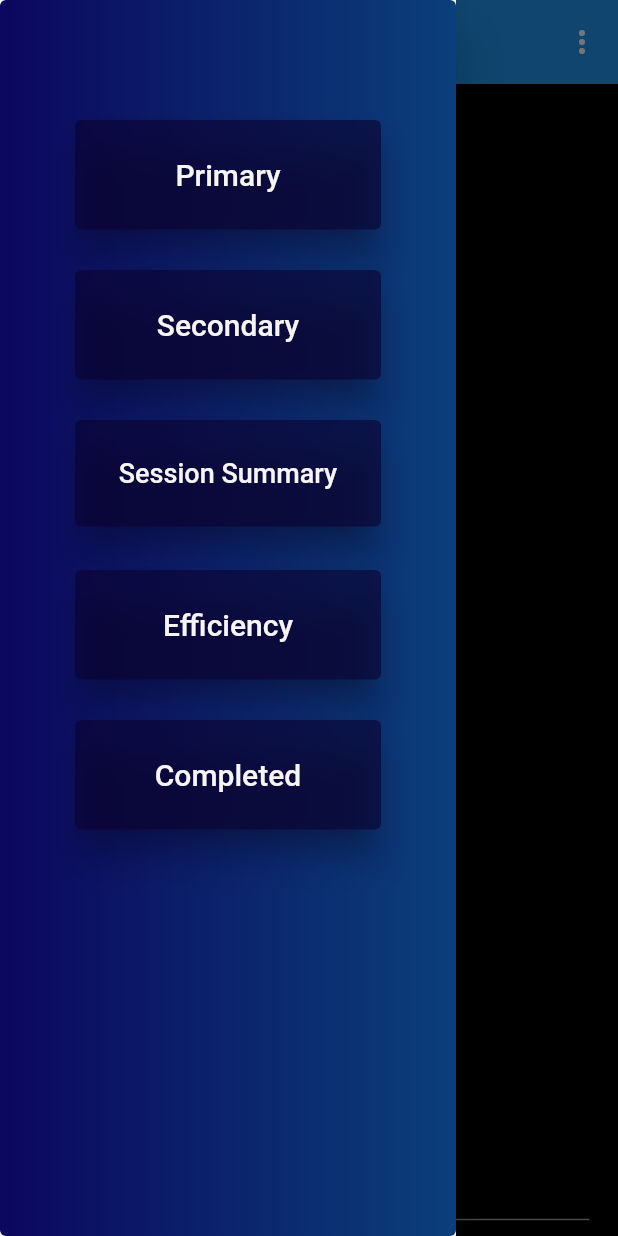
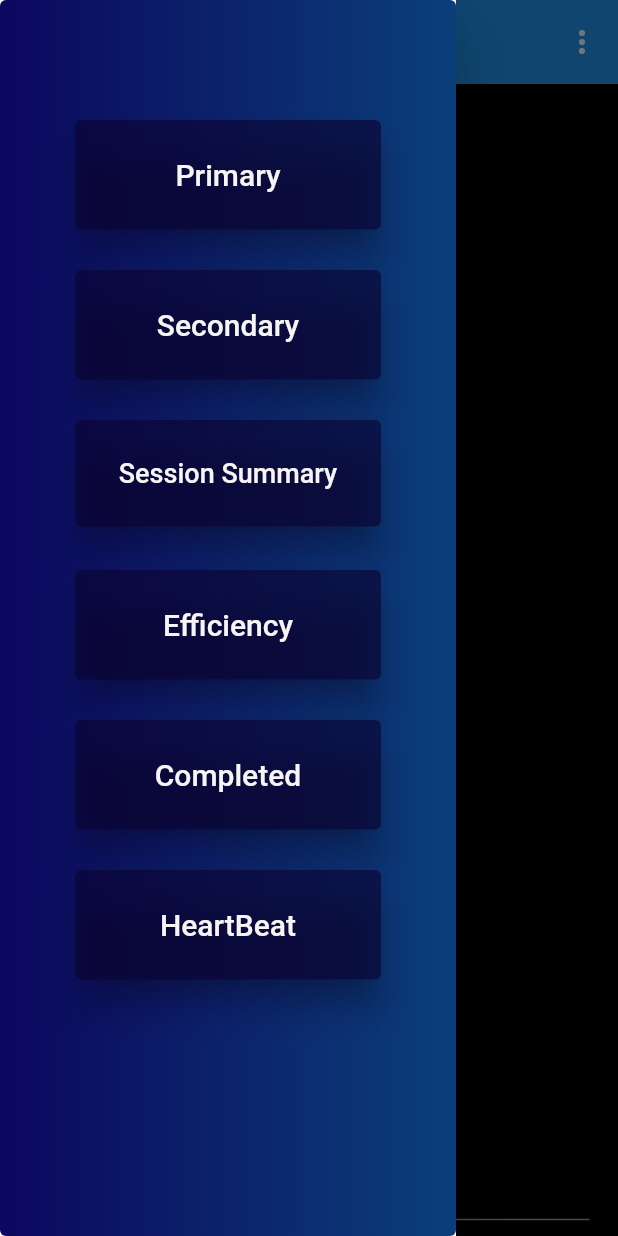
Before and after one commit to galib130/Task-Analyzer, a Flutter app: the Average_Session screen opened by its route, with the side drawer open, on a phone screen of 412 x 824 dp. Run offline on Flutter 3.47's test engine with Material 2 defaults, Android fonts, the phone set to English and light mode, and no system bars; our stand-ins replace charts_flutter, cloud_firestore, firebase_auth, firebase_core, firebase_messaging, flutter_local_notifications and 4 more; missing offline and left inert: cloud_firestore_web, firebase_auth_web, firebase_core_web, firebase_messaging_web, flutter_keyboard_visibility_web, heart_bpm; accounts and stored records are empty.

Commit message:
added heart_bpm

```diff
--- a/lib/Drawer.dart
+++ b/lib/Drawer.dart
@@ -104,6 +104,20 @@
                   style: TextStyle(fontSize: 20),
                 ),
                 style: ThemeStyle.getDrawerStyle(),
+              )),
+          Positioned(
+              top: 580,
+              left: 50,
+              right: 50,
+              child: ElevatedButton(
+                onPressed: () {
+                  Navigator.of(context).pushNamed('/heartbeat');
+                },
+                child: Text(
+                  "HeartBeat",
+                  style: TextStyle(fontSize: 20),
+                ),
+                style: ThemeStyle.getDrawerStyle(),
               ))
         ],
       ),
--- a/lib/main.dart
+++ b/lib/main.dart
@@ -1,6 +1,7 @@
 import 'package:flutter/material.dart';
 import 'package:flutter/services.dart';
 import 'package:firebase_core/firebase_core.dart';
+import 'package:proda/HeartRate/HeartRate.dart';
 import 'package:proda/authentication/backendservice.dart';
 import 'package:proda/globalstatemanagement/ChangeState.dart';
 import 'package:proda/home%20screen/CompleteListView.dart';
@@ -101,7 +102,8 @@
         '/myapp': (context) => MyApp(),
         '/chart': (context) => Session(),
         '/average_chart': (context) => Average_Session(),
-        '/completed': (context) => CompletedListView()
+        '/completed': (context) => CompletedListView(),
+        '/heartbeat': (context) => HeartBeat()
       },
       title: 'Welcome to jarvia',
       home: OpenView(),
--- a/pubspec.yaml
+++ b/pubspec.yaml
@@ -40,11 +40,9 @@
   flutter_ringtone_player: ^3.0.0
   #speech_to_text: ^5.2.0
   timeago: ^3.1.0
+  heart_bpm: ^1.1.1+0
   intl: ^0.17.0
-  charts_flutter:
-    git:
-      url: git://github.com/google/charts.git
-      path: charts_flutter
+  charts_flutter: ^0.12.0
 
 
   # The following adds the Cupertino Icons font to your application.
```
Also changed, not shown: lib/HeartRate/HeartRate.dart (added, +81 -0 lines), lib/authentication/firebase.dart (+0 -8 lines), pubspec.lock, 1 other file.
